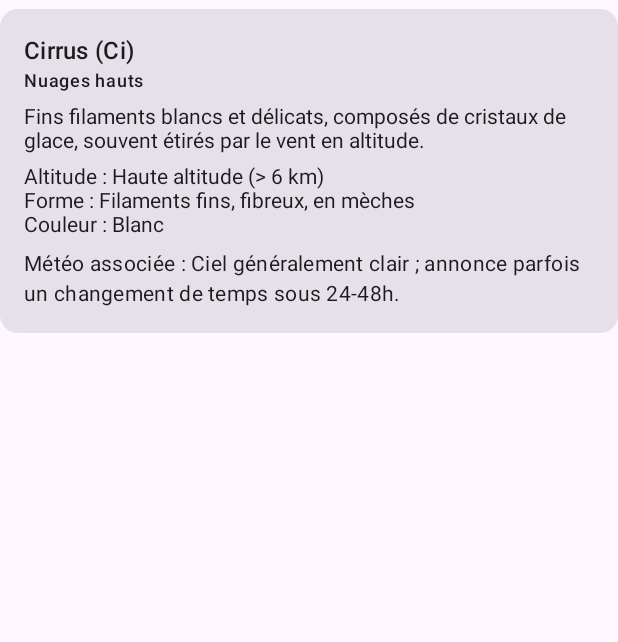
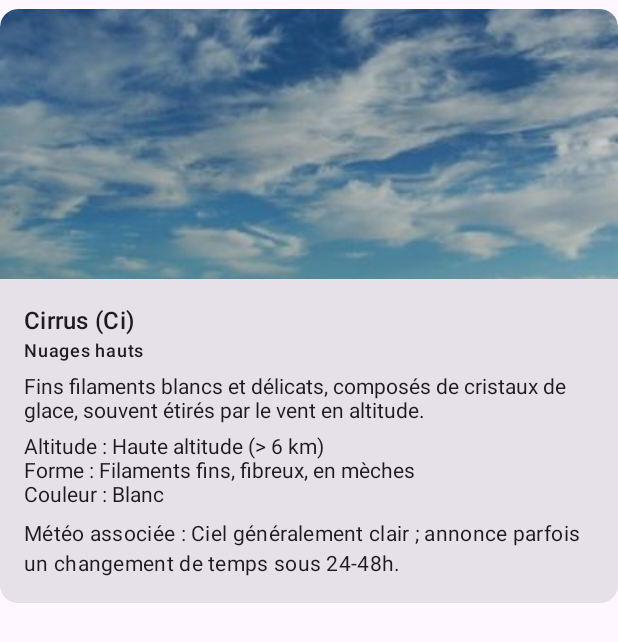
Before and after one commit to fanfan75/Cloud_detetc, an Android app built with Jetpack Compose: the composable CloudCard called with sample values from the repository, on a phone screen of 412 x 824 dp. Shown: the top 642 px of the screen. Run offline under Robolectric (Android 15) with nearby library versions, the phone set to English and light mode, and no system bars; 6 statements that could not run were skipped.

Commit message:
Add real cloud photos to the encyclopedia, search, and camera result
Bundles one representative photo per CCSN class (from the training
dataset, already in the repo's history) as APK drawable resources
(~480KB total) and displays them: a banner image on each encyclopedia/
search card, and a small thumbnail next to the live camera recognition
result.

Co-Authored-By: Claude Sonnet 5 <noreply@anthropic.com>
Claude-Session: https://claude.ai/code/session_012g3AYaZQ15CttWxHEk3bDP

```diff
--- a/android/app/src/main/java/com/clouddetect/app/ui/EncyclopediaScreen.kt
+++ b/android/app/src/main/java/com/clouddetect/app/ui/EncyclopediaScreen.kt
@@ -1,15 +1,21 @@
 package com.clouddetect.app.ui
 
+import androidx.compose.foundation.Image
 import androidx.compose.foundation.layout.Column
 import androidx.compose.foundation.layout.fillMaxWidth
+import androidx.compose.foundation.layout.height
 import androidx.compose.foundation.layout.padding
 import androidx.compose.foundation.lazy.LazyColumn
 import androidx.compose.foundation.lazy.items
+import androidx.compose.foundation.shape.RoundedCornerShape
 import androidx.compose.material3.Card
 import androidx.compose.material3.MaterialTheme
 import androidx.compose.material3.Text
 import androidx.compose.runtime.Composable
 import androidx.compose.ui.Modifier
+import androidx.compose.ui.draw.clip
+import androidx.compose.ui.layout.ContentScale
+import androidx.compose.ui.res.painterResource
 import androidx.compose.ui.unit.dp
 import com.clouddetect.app.data.CLOUD_DATABASE
 import com.clouddetect.app.data.CloudInfo
@@ -29,6 +35,15 @@ fun CloudCard(cloud: CloudInfo) {
     Card(modifier = Modifier
         .fillMaxWidth()
         .padding(vertical = 6.dp)) {
+        Image(
+            painter = painterResource(id = cloud.imageRes),
+            contentDescription = "Photo d'un ciel avec des nuages de type ${cloud.nameFr}",
+            contentScale = ContentScale.Crop,
+            modifier = Modifier
+                .fillMaxWidth()
+                .height(180.dp)
+                .clip(RoundedCornerShape(topStart = 12.dp, topEnd = 12.dp)),
+        )
         Column(Modifier.padding(16.dp)) {
             Text("${cloud.nameFr} (${cloud.code})", style = MaterialTheme.typography.titleMedium)
             Text(cloud.famille, style = MaterialTheme.typography.labelMedium)
```
Also changed, not shown: android/app/src/main/java/com/clouddetect/app/data/CloudInfo.kt (+15 -0 lines), android/app/src/main/java/com/clouddetect/app/ui/CameraScreen.kt (+22 -4 lines), android/app/src/main/res/drawable-nodpi/cloud_ac.jpg (added), android/app/src/main/res/drawable-nodpi/cloud_as.jpg (added), android/app/src/main/res/drawable-nodpi/cloud_cb.jpg (added), android/app/src/main/res/drawable-nodpi/cloud_cc.jpg (added), android/app/src/main/res/drawable-nodpi/cloud_ci.jpg (added), android/app/src/main/res/drawable-nodpi/cloud_cs.jpg (added), android/app/src/main/res/drawable-nodpi/cloud_ct.jpg (added), android/app/src/main/res/drawable-nodpi/cloud_cu.jpg (added), android/app/src/main/res/drawable-nodpi/cloud_ns.jpg (added), android/app/src/main/res/drawable-nodpi/cloud_sc.jpg (added), android/app/src/main/res/drawable-nodpi/cloud_st.jpg (added).
